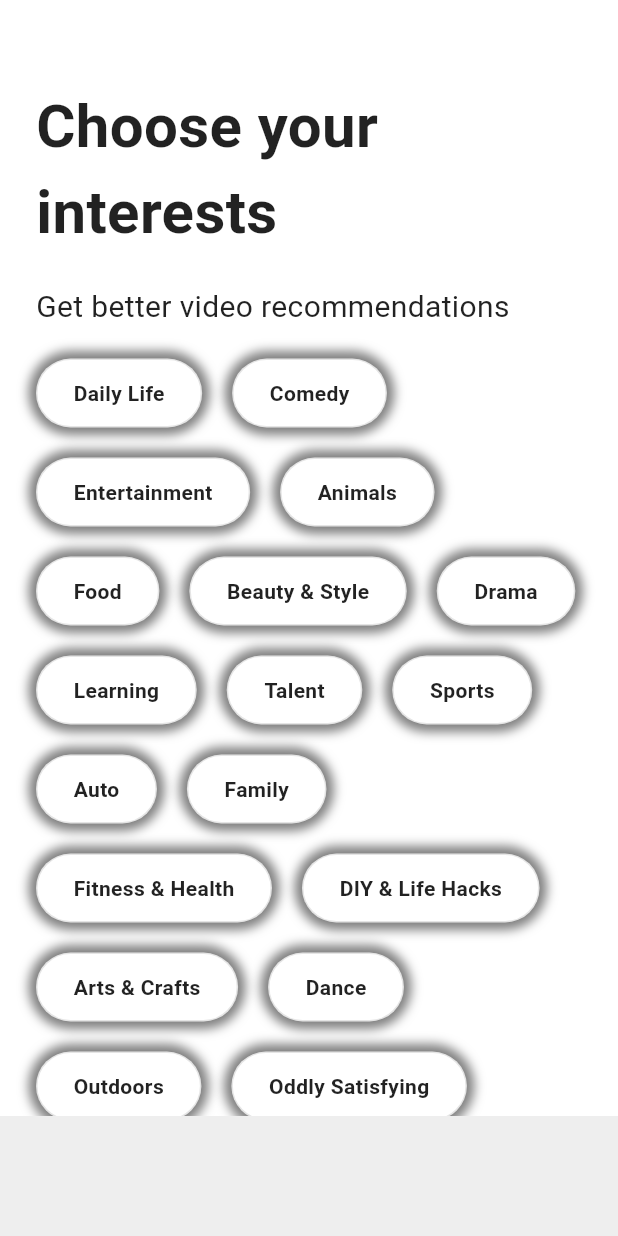
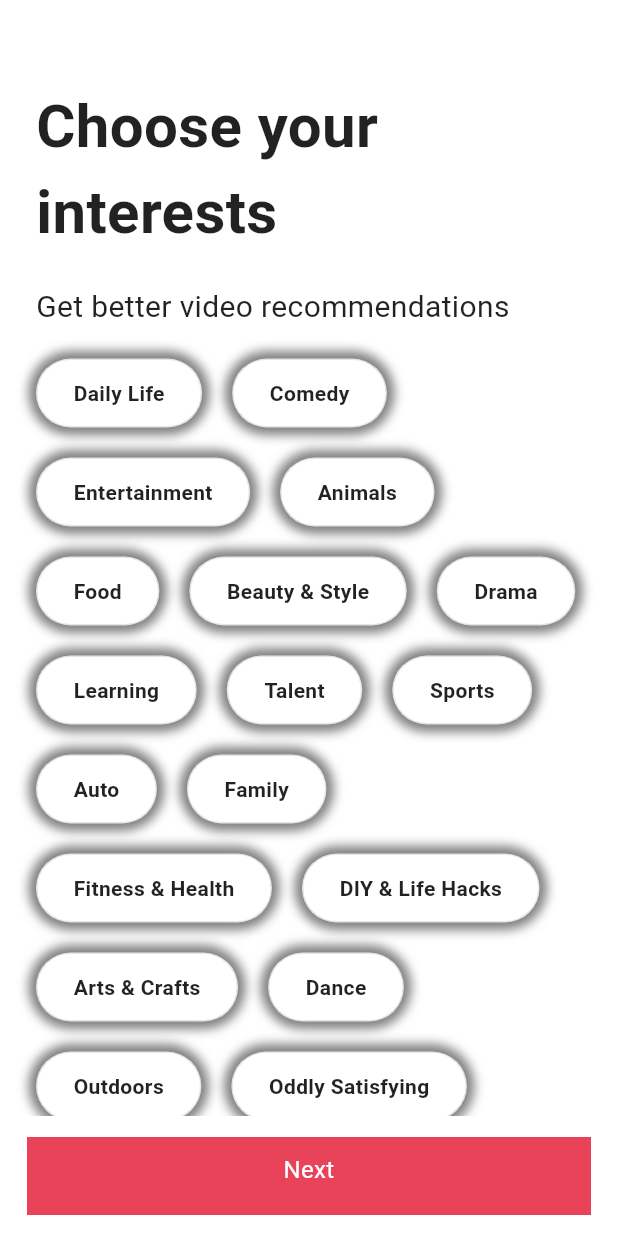
Before and after one commit to Djfkq/TikTokClone, a Flutter app: the InterestsScreen screen opened by its route, on a phone screen of 412 x 824 dp. Run offline on Flutter 3.47's test engine with Material 3 defaults, Android fonts, the phone set to English and light mode, and no system bars; our stand-ins replace flutter_riverpod, font_awesome_flutter, go_router, google_fonts, shared_preferences, video_player and 1 more; accounts and stored records are empty; network calls fail.

Commit message:
색상 등 수정

```diff
--- a/lib/common/widgets/main_navigation/main_navigation_screen.dart
+++ b/lib/common/widgets/main_navigation/main_navigation_screen.dart
@@ -53,7 +53,7 @@ class _MainNavigationScreenState extends State<MainNavigationScreen> {
   @override
   Widget build(BuildContext context) {
     return Scaffold(
-      // resizeToAvoidBottomInset: false,
+      resizeToAvoidBottomInset: false,
       backgroundColor: _selectedIndex == 0 ? Colors.black : null,
       body: Stack(
         children: [
@@ -82,7 +82,7 @@ class _MainNavigationScreenState extends State<MainNavigationScreen> {
         color: _selectedIndex == 0 ? Colors.black : null,
         child: Padding(
           padding: const EdgeInsets.symmetric(
-            vertical: Sizes.size12,
+            vertical: Sizes.size2,
           ),
           child: Row(
             mainAxisAlignment: MainAxisAlignment.spaceBetween,
--- a/lib/common/widgets/main_navigation/widgets/nav_tab.dart
+++ b/lib/common/widgets/main_navigation/widgets/nav_tab.dart
@@ -30,8 +30,8 @@ class NavTab extends StatelessWidget {
             color: selectedIndex == 0
                 ? Colors.black
                 : isDarkMode(context)
-                    ? Colors.grey.shade900
-                    : Colors.white,
+                    ? Colors.grey.shade800
+                    : Colors.grey.shade200,
           ),
           child: AnimatedOpacity(
             opacity: isSelected ? 1 : 0.6,
--- a/lib/features/authentication/sign_up_screen.dart
+++ b/lib/features/authentication/sign_up_screen.dart
@@ -6,6 +6,7 @@ import 'package:tiktokclonepractice/constants/gaps.dart';
 import 'package:tiktokclonepractice/constants/routeurls.dart';
 import 'package:tiktokclonepractice/constants/sizes.dart';
 import 'package:tiktokclonepractice/features/authentication/widgets/auth_button.dart';
+import 'package:tiktokclonepractice/utils.dart';
 
 class SignUpScreen extends StatelessWidget {
   const SignUpScreen({super.key});
@@ -145,6 +146,7 @@ class SignUpScreen extends StatelessWidget {
             ),
           ),
           bottomNavigationBar: BottomAppBar(
+            color: isDarkMode(context) ? Colors.black : Colors.white,
             elevation: 1,
             child: Padding(
               padding: const EdgeInsets.symmetric(
--- a/lib/features/onboarding/interests_screen.dart
+++ b/lib/features/onboarding/interests_screen.dart
@@ -3,6 +3,7 @@ import 'package:tiktokclonepractice/constants/gaps.dart';
 import 'package:tiktokclonepractice/constants/sizes.dart';
 import 'package:tiktokclonepractice/features/onboarding/tutorial_screen.dart';
 import 'package:tiktokclonepractice/features/onboarding/widgets/interest_button.dart';
+import 'package:tiktokclonepractice/utils.dart';
 
 class InterestsScreen extends StatefulWidget {
   const InterestsScreen({super.key});
@@ -147,19 +148,18 @@ class _InterestsScreenState extends State<InterestsScreen> {
         ),
       ),
       bottomNavigationBar: BottomAppBar(
+        color: isDarkMode(context) ? Colors.black : Colors.white,
         elevation: 2,
         child: Padding(
-          padding: const EdgeInsets.only(
-            bottom: Sizes.size48,
-            top: Sizes.size16,
-            left: Sizes.size24,
-            right: Sizes.size24,
+          padding: const EdgeInsets.symmetric(
+            vertical: Sizes.size2,
+            horizontal: Sizes.size2,
           ),
           child: GestureDetector(
             onTap: _onNextTap,
             child: Container(
               padding: const EdgeInsets.symmetric(
-                vertical: Sizes.size20,
+                vertical: Sizes.size10,
               ),
               decoration: BoxDecoration(
                 color: Theme.of(context).primaryColor,
@@ -169,6 +169,7 @@ class _InterestsScreenState extends State<InterestsScreen> {
                 textAlign: TextAlign.center,
                 style: TextStyle(
                   fontSize: Sizes.size16,
+                  color: Colors.white,
                 ),
               ),
             ),
--- a/lib/main.dart
+++ b/lib/main.dart
@@ -106,7 +106,7 @@ class TikTokApp extends StatelessWidget {
           color: Colors.white,
         ),
         bottomAppBarTheme: BottomAppBarTheme(
-          color: Colors.grey.shade900,
+          color: Colors.grey.shade800,
         ),
         appBarTheme: const AppBarTheme(
           backgroundColor: Colors.black,
--- a/lib/router.dart
+++ b/lib/router.dart
@@ -10,7 +10,7 @@ import 'package:tiktokclonepractice/features/authentication/username_screen.dart
 import 'package:tiktokclonepractice/features/onboarding/interests_screen.dart';
 
 final router = GoRouter(
-  initialLocation: RouteUrls.signupScreen,
+  initialLocation: RouteUrls.mainnavigationScreen,
   routes: [
     GoRoute(
       path: RouteUrls.signupScreen,
```
